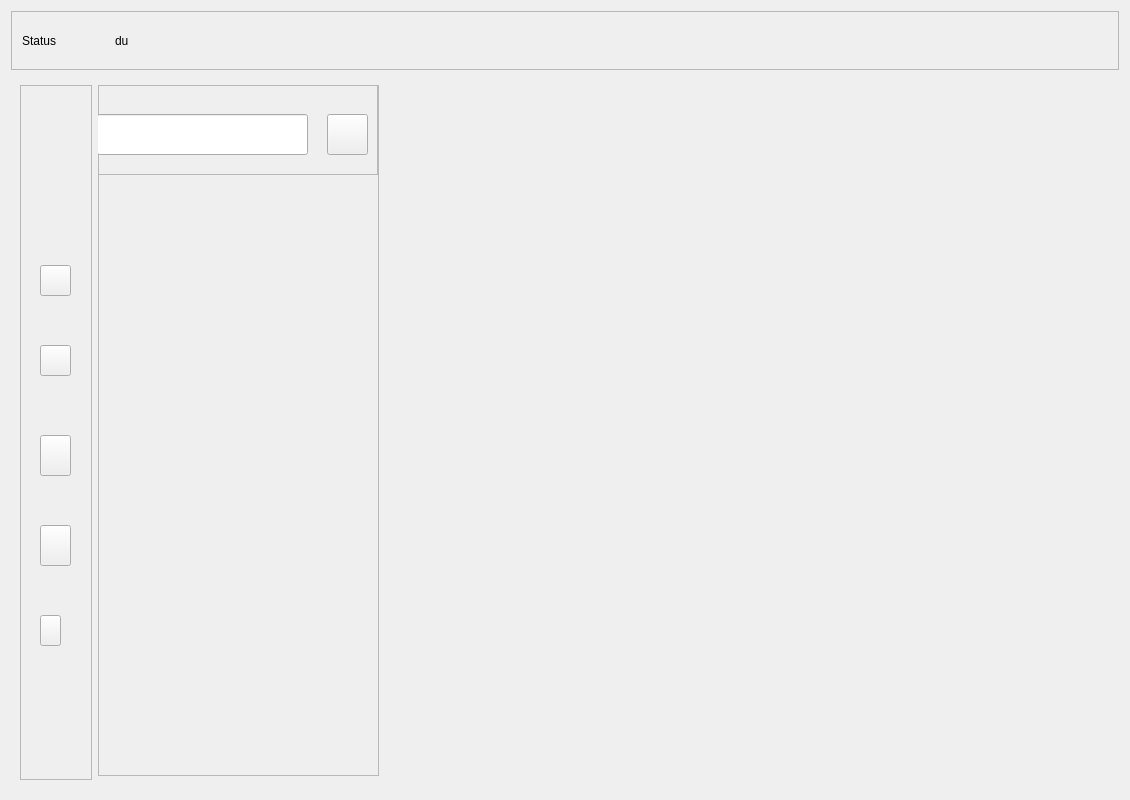
Old version of the form ToolKit/ui/mainpage.ui in the repository Areay7/ToolKit.
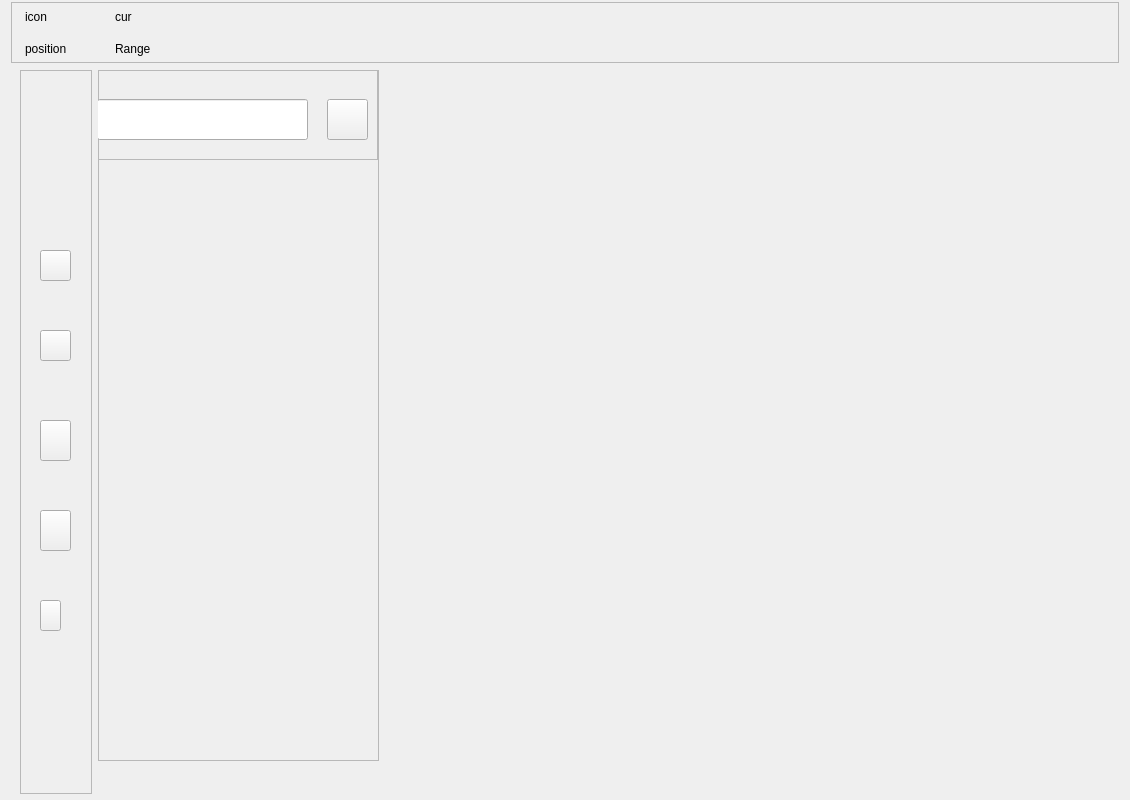
New version of the form. Icons and pictures are not drawn. Custom widgets are drawn as their Qt base class.

```diff
--- a/ToolKit/ui/mainpage.ui
+++ b/ToolKit/ui/mainpage.ui
@@ -14,6 +14,12 @@
    <string>Form</string>
   </property>
   <layout class="QVBoxLayout" name="verticalLayout_3" stretch="1,12">
+   <property name="topMargin">
+    <number>2</number>
+   </property>
+   <property name="bottomMargin">
+    <number>2</number>
+   </property>
    <item>
     <widget class="QFrame" name="frame_top">
      <property name="frameShape">
@@ -39,30 +45,52 @@
        <widget class="QWidget" name="widget_weather" native="true">
         <layout class="QHBoxLayout" name="horizontalLayout_3">
          <property name="leftMargin">
-          <number>0</number>
+          <number>3</number>
          </property>
          <property name="topMargin">
           <number>0</number>
          </property>
          <property name="rightMargin">
-          <number>0</number>
+          <number>3</number>
          </property>
          <property name="bottomMargin">
           <number>0</number>
          </property>
          <item>
-          <widget class="QLabel" name="label_weatherStatus">
+          <layout class="QVBoxLayout" name="verticalLayout_5">
+           <item>
+            <widget class="QLabel" name="label_weatherIcon">
            <property name="text">
-            <string>Status</string>
+              <string>icon</string>
            </property>
           </widget>
          </item>
          <item>
-          <widget class="QLabel" name="label_temperature">
+            <widget class="QLabel" name="label_position">
            <property name="text">
-            <string>du</string>
-           </property>
-          </widget>
+              <string>position</string>
+             </property>
+            </widget>
+           </item>
+          </layout>
+         </item>
+         <item>
+          <layout class="QVBoxLayout" name="verticalLayout_4" stretch="0,0">
+           <item>
+            <widget class="QLabel" name="label_curTemp">
+             <property name="text">
+              <string>cur</string>
+             </property>
+            </widget>
+           </item>
+           <item>
+            <widget class="QLabel" name="label_rangeOfTemp">
+             <property name="text">
+              <string>Range</string>
+             </property>
+            </widget>
+           </item>
+          </layout>
          </item>
         </layout>
        </widget>
@@ -79,6 +107,12 @@
    <item>
     <widget class="QWidget" name="widget" native="true">
      <layout class="QHBoxLayout" name="horizontalLayout" stretch="1,4,10">
+      <property name="topMargin">
+       <number>1</number>
+      </property>
+      <property name="bottomMargin">
+       <number>4</number>
+      </property>
       <item>
        <widget class="QFrame" name="frame">
         <property name="styleSheet">
```
Lines whose indentation alone changed are shown as unchanged.
